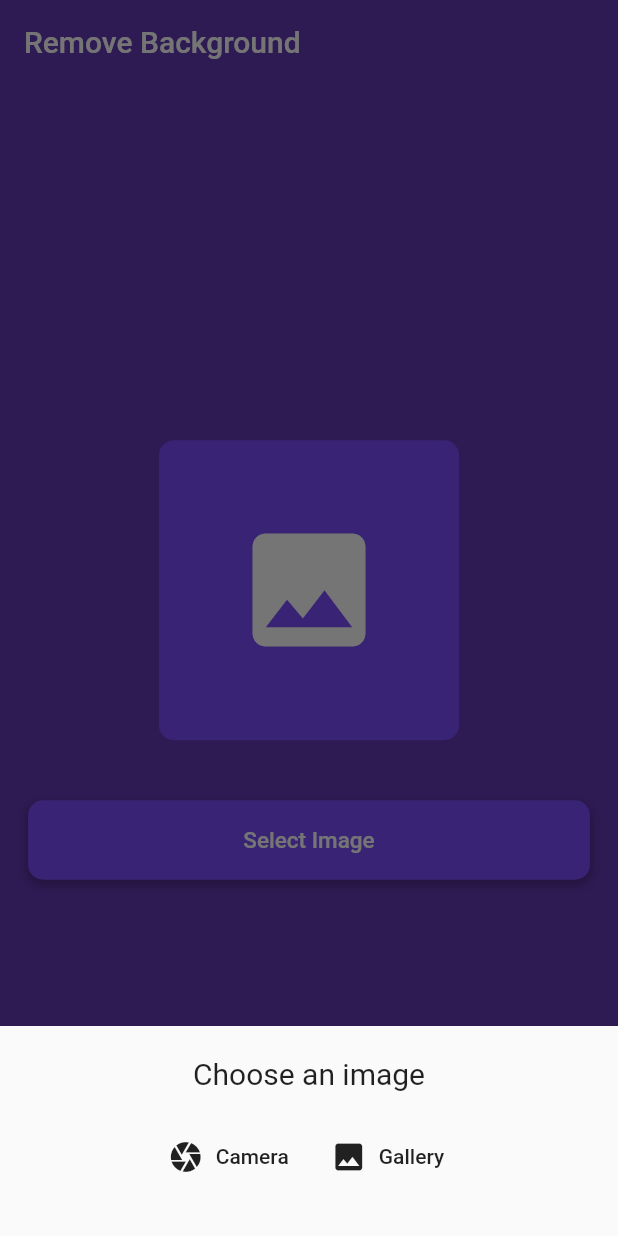
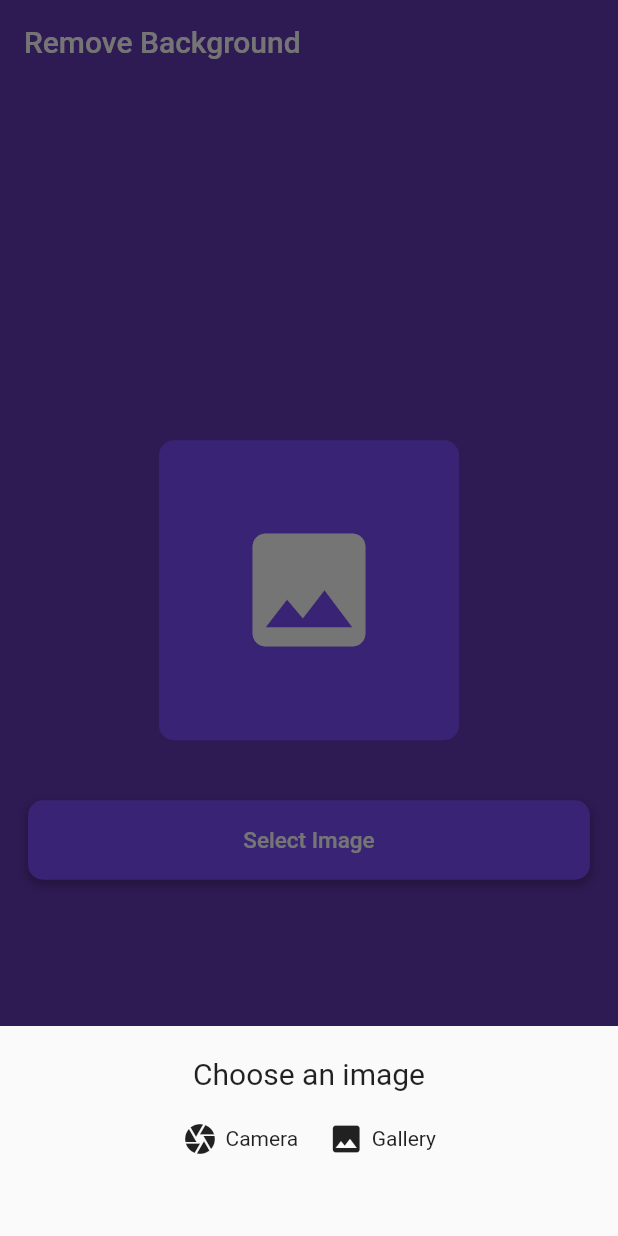
Before and after one commit to tusharhow/flutter-remove-backround, a Flutter app: the screen it shows after launch, after a tap on "Select Image", on a phone screen of 412 x 824 dp. Run offline on Flutter 3.47's test engine with Material 2 defaults, Android fonts, the phone set to English and light mode, and no system bars; our stand-ins replace get, image_picker, permission_handler, screenshot.

Commit message:
dEPRICATION FIX

```diff
--- a/lib/components/choose_image.dart
+++ b/lib/components/choose_image.dart
@@ -21,21 +21,38 @@ Widget bottomSheet(controller, context) {
           height: 20,
         ),
         Row(mainAxisAlignment: MainAxisAlignment.center, children: [
-          FlatButton.icon(
-            icon: const Icon(Icons.camera),
-            onPressed: () {
+          GestureDetector(
+            onTap: () {
               controller.pickImage(ImageSource.camera);
               Navigator.pop(context);
             },
-            label: const Text("Camera"),
+            child: Row(
+              children: const [
+                Icon(Icons.camera),
+                SizedBox(
+                  width: 5,
+                ),
+                Text("Camera"),
+              ],
+            ),
           ),
-          FlatButton.icon(
-            icon: const Icon(Icons.image),
-            onPressed: () {
+          const SizedBox(
+            width: 20,
+          ),
+          GestureDetector(
+            onTap: () {
               controller.pickImage(ImageSource.gallery);
               Navigator.pop(context);
             },
-            label: const Text("Gallery"),
+            child: Row(
+              children: const [
+                Icon(Icons.image),
+                SizedBox(
+                  width: 5,
+                ),
+                Text("Gallery"),
+              ],
+            ),
           ),
         ])
       ],
```
Also changed, not shown: pubspec.lock.
